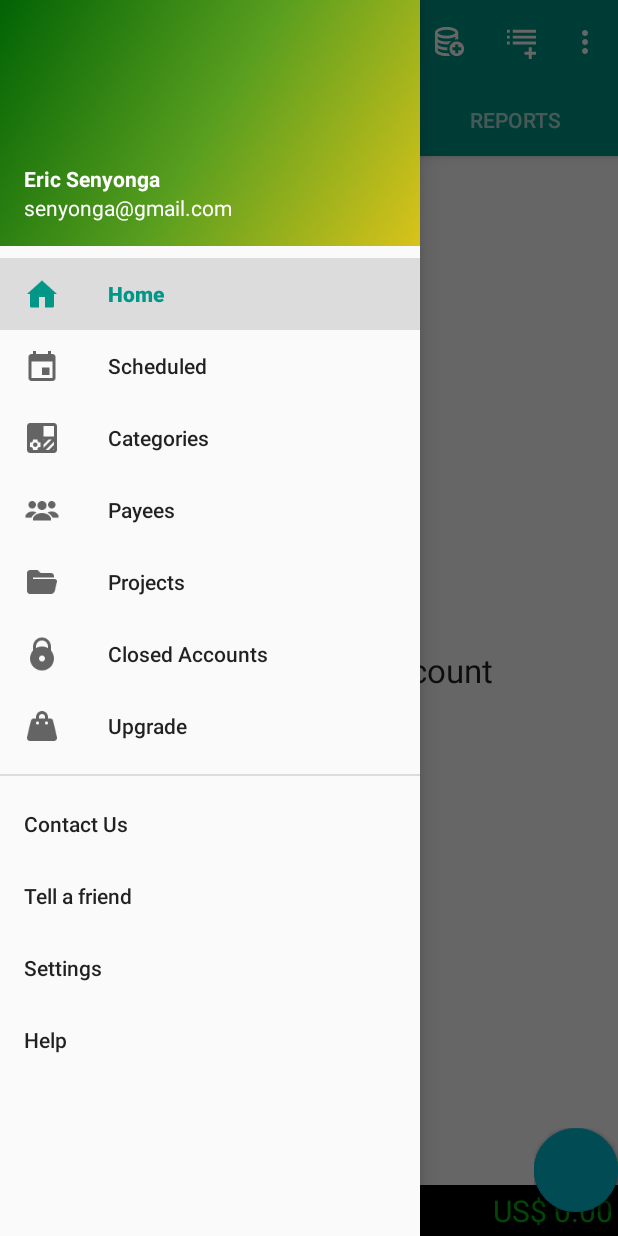
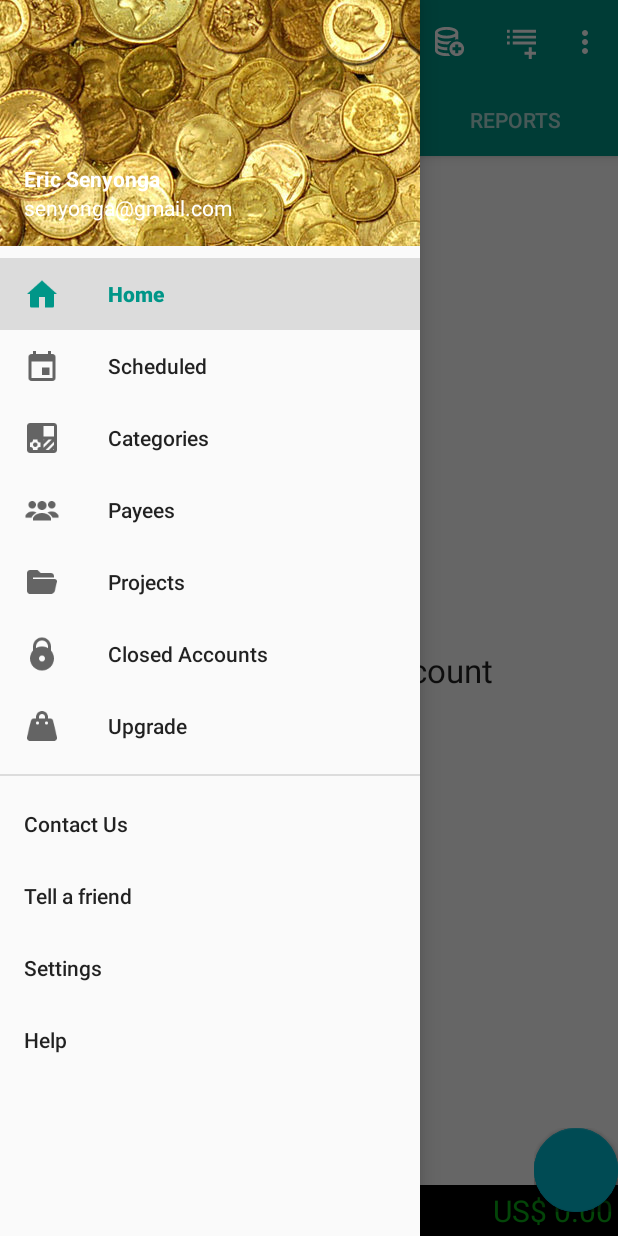
Before and after one commit to eriqsenyonga/MoneyCradle, an Android app: the screen it shows after launch (MainActivity), with the side drawer open, on a phone screen of 412 x 824 dp. Run offline under Robolectric (Android 15) with nearby library versions, the phone set to English and light mode, and no system bars; our stand-ins replace AdMob, CircleImageView; libraries missing offline, so code that uses them is left out: com.nineoldandroids.view, net.i2p.android; plain views replace FloatingActionButton, FloatingActionsMenu; 18 statements that could not run were skipped.

Commit message:
another push

```diff
--- a/sentayzo/build.gradle
+++ b/sentayzo/build.gradle
@@ -40,4 +40,5 @@ dependencies {
     compile 'com.google.android.gms:play-services-ads:9.2.1'
     compile 'com.google.android.gms:play-services-auth:9.2.1'
     compile 'com.google.android.gms:play-services-gcm:9.2.1'
+    compile 'com.github.TR4Android:AppCompat-Extension-Library:v0.4.0'
 }
--- /dev/null
+++ b/sentayzo/src/main/res/drawable-xxxhdpi/bg.xml
@@ -0,0 +1,4 @@
+<?xml version="1.0" encoding="utf-8"?>
+<bitmap xmlns:android="http://schemas.android.com/apk/res/android"
+    android:src="@drawable/coins_bg"
+    android:tileMode="repeat" />
--- a/sentayzo/src/main/res/layout/nav_header_main.xml
+++ b/sentayzo/src/main/res/layout/nav_header_main.xml
@@ -3,25 +3,18 @@
     xmlns:app="http://schemas.android.com/apk/res-auto"
     android:layout_width="match_parent"
     android:layout_height="@dimen/nav_header_height"
+    android:background="@drawable/bg">
 
-  >
-
-    <ImageView
-        android:id="@+id/iv_nav_header_background"
-        android:layout_width="match_parent"
-        android:layout_height="match_parent"
-        android:src="@drawable/side_nav_bar"
-       />
 
     <LinearLayout
         android:layout_width="match_parent"
         android:layout_height="match_parent"
+        android:gravity="bottom"
         android:orientation="vertical"
         android:paddingBottom="@dimen/activity_vertical_margin"
         android:paddingLeft="@dimen/activity_horizontal_margin"
         android:paddingRight="@dimen/activity_horizontal_margin"
-        android:paddingTop="@dimen/activity_vertical_margin"
-        android:gravity="bottom">
+        android:paddingTop="@dimen/activity_vertical_margin">
 
 
         <!--
@@ -40,8 +33,8 @@
             android:layout_width="match_parent"
             android:layout_height="wrap_content"
             android:text="Eric Senyonga"
-        android:textStyle="bold"
-        android:textColor="@android:color/white"/>
+            android:textColor="@android:color/white"
+            android:textStyle="bold" />
 
         <TextView
             android:id="@+id/tv_email"
```
Also changed, not shown: sentayzo/src/main/res/drawable-hdpi/coins_bg.jpg (added), 92 other files. Lines whose indentation alone changed are shown as unchanged.
